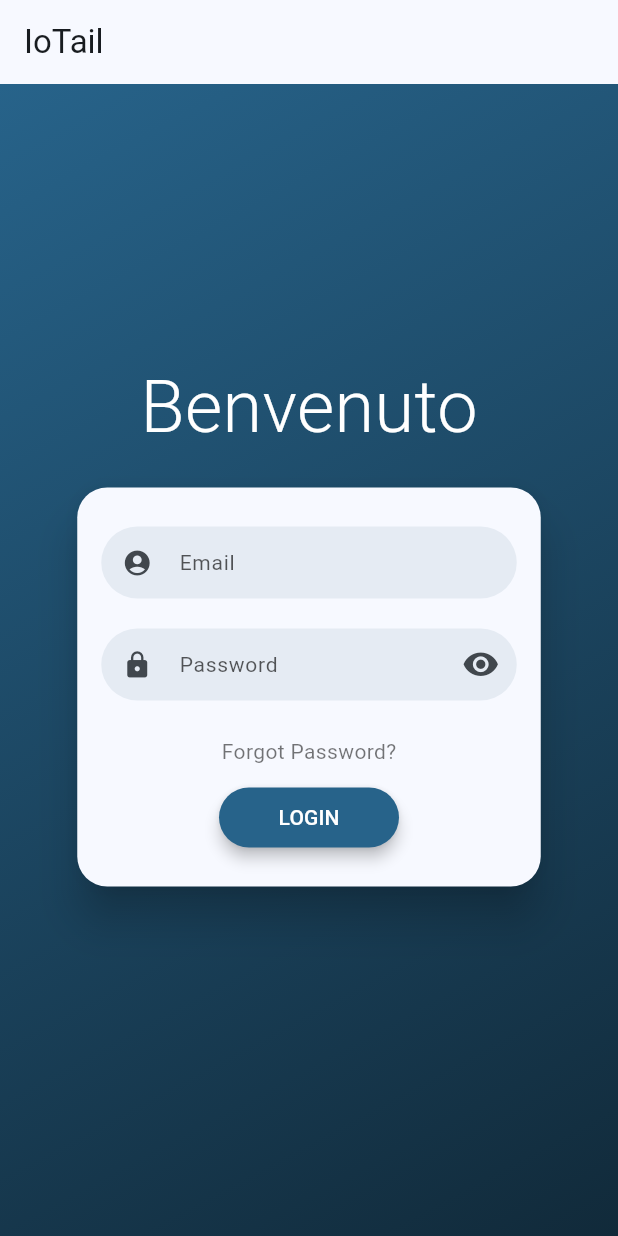
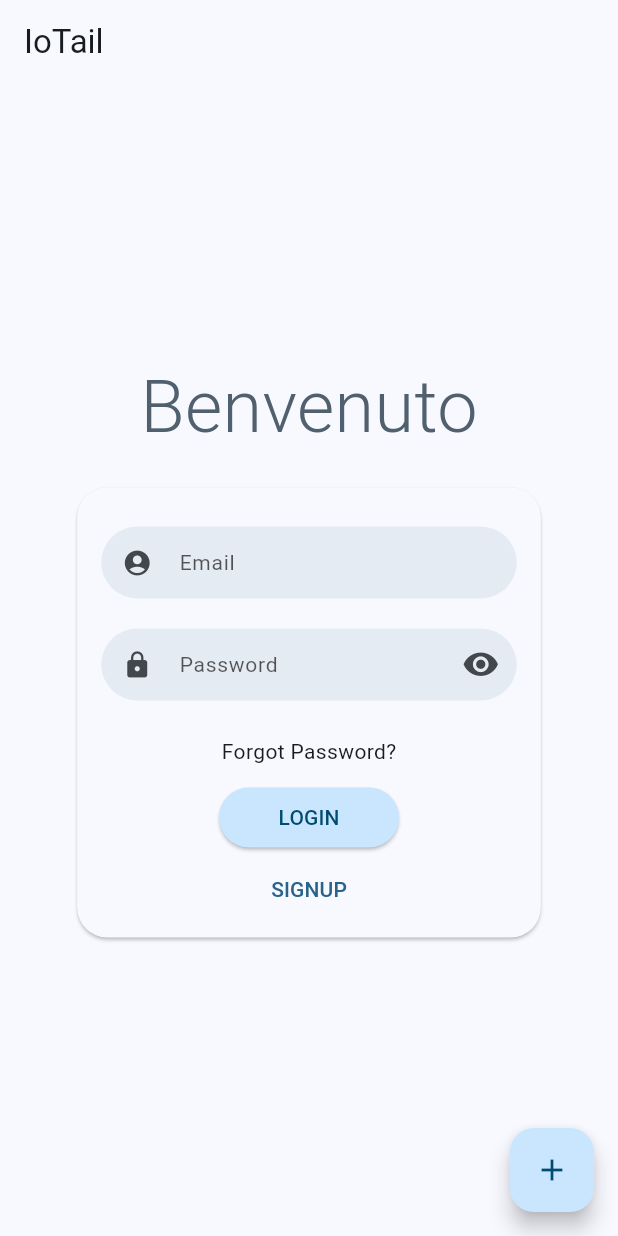
Before and after one commit to Pergo01/IoTail_Companion, a Flutter app: the screen it shows after launch, on a phone screen of 412 x 824 dp. Run offline on Flutter 3.47's test engine with Material 3 defaults, Android fonts, the phone set to English and light mode, and no system bars; drawn by our look-alikes of flutter_login; our stand-ins replace go_router.

Commit message:
Changed theme of login/signup screen

```diff
--- a/iotail_companion/lib/UI/Material/login.dart
+++ b/iotail_companion/lib/UI/Material/login.dart
@@ -52,12 +52,36 @@ class _LoginState extends State<Login> {
     return Scaffold(
       appBar: AppBar(title: const Text("IoTail")),
       body: FlutterLogin(
+        theme: LoginTheme(
+            pageColorLight: Theme.of(context).colorScheme.background,
+            pageColorDark: Theme.of(context).colorScheme.background,
+            primaryColor: Theme.of(context).colorScheme.primary,
+            errorColor: Theme.of(context).colorScheme.error,
+            accentColor: Theme.of(context).colorScheme.secondary,
+            cardTheme: CardTheme(
+                color: Theme.of(context).colorScheme.background,
+                surfaceTintColor: Theme.of(context).colorScheme.surface,
+                shadowColor: Theme.of(context).colorScheme.shadow,
+                elevation: 1),
+            buttonTheme: LoginButtonTheme(
+                backgroundColor: Theme.of(context).colorScheme.primaryContainer,
+                elevation: 1),
+            buttonStyle: TextStyle(
+                color: Theme.of(context).colorScheme.onPrimaryContainer),
+            bodyStyle:
+                TextStyle(color: Theme.of(context).colorScheme.onSurface)),
         title: "Benvenuto",
         onLogin: _authUser,
+        onSignup: _signupUser,
         onRecoverPassword: _recoverPassword,
         onSubmitAnimationCompleted: () {
           context.go("/Home");
         },
-        ));
+      ),
+      floatingActionButton: FloatingActionButton(
+        onPressed: () {},
+        child: const Icon(Icons.add),
+      ),
+    );
   }
 }
--- a/iotail_companion/lib/main.dart
+++ b/iotail_companion/lib/main.dart
@@ -26,6 +26,11 @@ class MyApp extends StatelessWidget {
         colorScheme: ColorScheme.fromSeed(seedColor: Colors.lightBlue),
         useMaterial3: true,
       ),
+      darkTheme: ThemeData(
+        colorScheme: ColorScheme.fromSeed(
+            seedColor: Colors.lightBlue, brightness: Brightness.dark),
+        useMaterial3: true,
+      ),
       routerConfig: materialRouter,
     );
   }
```
Also changed, not shown: 3 other files. Lines whose indentation alone changed are shown as unchanged.
